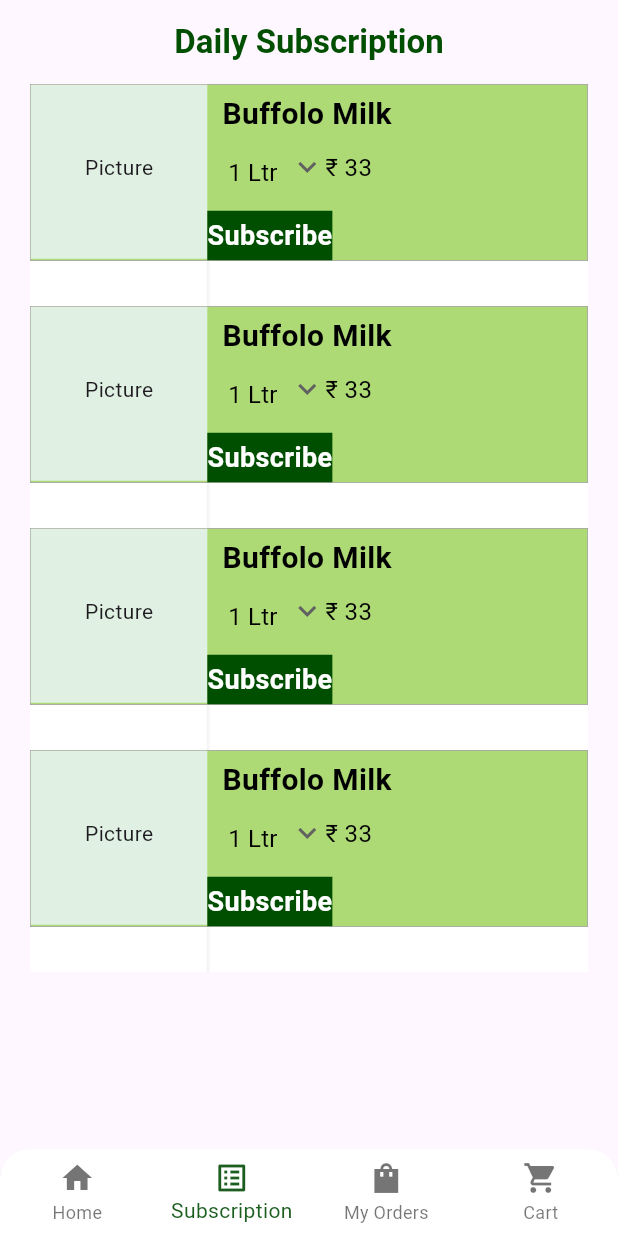
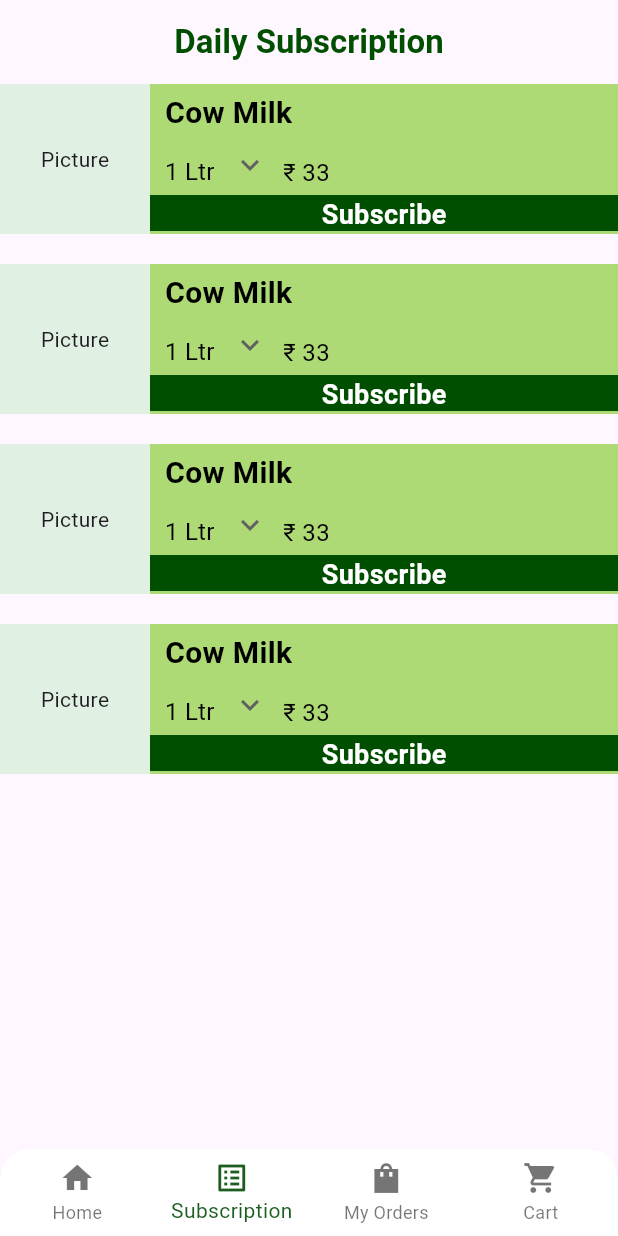
Before and after one commit to NigilDharsan/VilFresh, a Flutter app: the Bottom_Navigation_Bar screen opened directly, item 2 of the bottom bar chosen, on a phone screen of 412 x 824 dp. Run offline on Flutter 3.47's test engine with Material 3 defaults, Android fonts, the phone set to English and light mode, and no system bars; our stand-ins replace carousel_slider, dio, flutter_dash, flutter_easyloading, flutter_riverpod, flutter_secure_storage and 9 more; accounts and stored records are empty; network calls fail; Roboto replaces fonts that are missing (Montserrat); project files that could hold a hidden picture were left out.

Commit message:
Committing daily subscription screen Bug

```diff
--- a/lib/Common_Widgets/Bottom_Navigation_Bar.dart
+++ b/lib/Common_Widgets/Bottom_Navigation_Bar.dart
@@ -15,7 +15,7 @@ class Bottom_Navigation_Bar extends StatefulWidget {
 class _Bottom_Navigation_BarState extends State<Bottom_Navigation_Bar> {
   final pages = [
     Home_Screen(),
-    Daily_Subscription_Screen2(),
+    Subscription_Details(ltrValue: '1', ltrOptions: ["2"],),
     My_Order_Screen(isMore: false,),
     CheckOut_Screen(),
   ];
--- a/lib/Home Screen/Daily_Subscription_Screen.dart
+++ b/lib/Home Screen/Daily_Subscription_Screen.dart
@@ -1,4 +1,6 @@
+import 'package:flutter/cupertino.dart';
 import 'package:flutter/material.dart';
+import 'package:flutter/widgets.dart';
 import 'package:flutter_riverpod/flutter_riverpod.dart';
 import 'package:vilfresh/Src/Subscription_Detail_Ui/Subscription_Detail_Screen.dart';
 import 'package:vilfresh/utilits/ApiService.dart';
@@ -6,204 +8,136 @@ import 'package:vilfresh/utilits/Common_Colors.dart';
 import 'package:vilfresh/utilits/Text_Style.dart';
 
 
-
-
-class Daily_Subscription_Screen2 extends ConsumerStatefulWidget {
-  const Daily_Subscription_Screen2({super.key});
+class Subscription_Details extends StatefulWidget {
+  final String? ltrValue;
+  final List<String> ltrOptions;
+  const Subscription_Details({Key? key, required this.ltrValue, required this.ltrOptions}) : super(key: key);
 
   @override
-  ConsumerState<Daily_Subscription_Screen2> createState() =>
-      _Daily_Subscription_ScreenState();
+  State<Subscription_Details> createState() => _Subscription_DetailsState();
 }
 
-class _Daily_Subscription_ScreenState
-    extends ConsumerState<Daily_Subscription_Screen2> {
-  String? LtrValue = "1 Ltr";
-  List<String> LtrOption = [
+class _Subscription_DetailsState extends State<Subscription_Details> {
+  String? ltrValue = "1 Ltr";
+  List<String> ltrOptions = [
     "1 Ltr",
-    // "2 Ltr",
-    // "3 Ltr",
-    // "4 Ltr",
-    // "5 Ltr",
-  ]; // Initial weights for each item
-
-
+  ];
 
   @override
   Widget build(BuildContext context) {
-    final _categoriesData = ref.watch(CategoriesProvider("1"));
-
     return Scaffold(
         appBar: AppBar(
           automaticallyImplyLeading: false,
-        // leading: Icon(Icons.arrow_back_ios_new_outlined,color: Colors.green.shade900,),
           title: Text(
             "Daily Subscription",
-          style: TextStyle(
-              fontWeight: FontWeight.w700, fontSize: 22, color: green2),
+            style: TextStyle(fontWeight: FontWeight.w700, fontSize: 22, color: green2),
           ),
           centerTitle: true,
         ),
-      body: SingleChildScrollView(
-        child: Padding(
-            padding: const EdgeInsets.only(left: 20, right: 20),
-            child:  SubscriptionList(),
-            ),
-      ),
-    );
-  }
-
-  Widget SubscriptionList(){
-    return  ListView.builder(
+        body: ListView.builder(
+          itemCount:  4,
           shrinkWrap: true,
           scrollDirection: Axis.vertical,
-        physics: const NeverScrollableScrollPhysics(),
-        itemCount: 4,
-        //itemCount: data?.data?.length ?? 0,
-        itemBuilder: (context, index) {
-          // final isLastItem = index == ((data?.data?.length ?? 0) - 1);
-          return Column(
-            children: [
-              Container(
-                // height: 140,
+          // physics: const NeverScrollableScrollPhysics(),
+          itemBuilder: (BuildContext context, int index){
+            return Container(
+              margin: EdgeInsets.only(bottom: 20),
               width: MediaQuery.sizeOf(context).width,
-                decoration: BoxDecoration(
-                    color: green3,
-                    border: Border.all(width: 0.5, color: Colors.grey)),
-                child: Expanded(
-                  child: Row(
+              child: Column(
                 mainAxisAlignment: MainAxisAlignment.start,
                 crossAxisAlignment: CrossAxisAlignment.start,
                 children: [
                   Container(
+                    width: MediaQuery.sizeOf(context).width,
+                    color: green3,
+                    child: Row(
+                      crossAxisAlignment: CrossAxisAlignment.start,
+                      children: [
+                        Container(
+                          height: 100,
+                          width: 100,
                           color: backGround1,
-                        width: MediaQuery.sizeOf(context).width / 3.5,
-                        child: Padding(
-                          padding: const EdgeInsets.only(
-                            top: 45,
-                            bottom: 51,
-                          ),
                           child: Center(child: Text('Picture')),
                         ),
-                      ),
-                      Column(
+                        Expanded(
+                          child: Column(
                             mainAxisAlignment: MainAxisAlignment.start,
                             crossAxisAlignment: CrossAxisAlignment.start,
                             children: [
                               Padding(
-                            padding:
-                            const EdgeInsets.only(left: 10, top: 5),
-                            child: Text( "Buffolo Milk",
-                              //data?.data?[index].item ?? "",
+                                padding: const EdgeInsets.only(left: 10, top: 5),
+                                child: Text(
+                                  "Cow Milk",
                                   style: SubT,
                                 ),
                               ),
+
                               Padding(
-                            padding: const EdgeInsets.only(
-                                left: 10, bottom: 8),
+                                padding: const EdgeInsets.only(left: 10),
                                 child: Row(
-                              mainAxisAlignment:
-                              MainAxisAlignment.start,
-                              crossAxisAlignment:
-                              CrossAxisAlignment.start,
                                   children: [
                                     Container(
-                                  height: 42,
-                                  width:
-                                  MediaQuery.sizeOf(context).width /
-                                      6,
-                                  child:
-                                  DropdownButtonFormField<String>(
-                                    value: LtrValue,
+                                      height: 40,
+                                      width: MediaQuery.of(context).size.width / 6,
+                                      child: DropdownButtonFormField<String>(
+                                        value: ltrValue,
                                         onTap: () {
-                                      //CategoriesId = data?.data?[index].itemID ??
-                                      "";
+                                          // Handle onTap event
                                           print("CLICKED");
                                         },
-                                    isExpanded: true,
+                                        isExpanded: false,
                                         decoration: InputDecoration(
                                           border: InputBorder.none,
                                           hintText: "1 Ltr",
                                           helperStyle: SubT2,
                                         ),
-                                    icon: Icon(
-                                      Icons.keyboard_arrow_down_sharp,
-                                    ),
-                                    items:
-                                    LtrOption?.map((String option) {
+                                        icon: Icon(Icons.keyboard_arrow_down_sharp),
+                                        items: ltrOptions.map((String option) {
                                           return DropdownMenuItem<String>(
                                             value: option,
                                             child: Center(
                                               child: Text(
                                                 option,
                                                 style: SubT2,
-                                            )),
+                                              ),
+                                            ),
                                           );
                                         }).toList(),
                                         onChanged: (String? newValue) {
-                                      setState(() {
-                                        LtrValue = newValue;
-                                      });
+                                          // Handle onChanged event
+                                          // setState(() {
+                                          //   ltrValue = newValue;
+                                          // });
                                         },
                                       ),
                                     ),
                                     Padding(
-                                  padding:
-                                  const EdgeInsets.only(top: 10),
-                                  child: Text( "₹ 33",
-                                    //"₹ ${data?.data?[index].actualPrice ?? ""}",
+                                      padding: const EdgeInsets.only(top: 10, left: 10),
+                                      child: Text(
+                                        "₹ 33",
                                         style: SubT2,
                                       ),
-                                )
+                                    ),
                                   ],
                                 ),
                               ),
-                          InkWell(
-                            onTap: () {
-                              Navigator.push(
-                                  context,
-                                  MaterialPageRoute(
-                                      builder: (context) =>
-                                          Subscription_Detail_Screen()));
-                            },
-                            child: Container(
+
+                              Container(
+                                height: 24,
                                 color: green2,
-                              child: Padding(
-                                padding: const EdgeInsets.only(
-                                    top: 3.5, bottom: 3.5),
-                                child: Center(
-                                    child: Text(
-                                      'Subscribe',
-                                      style: SubT3,
-                                    )),
+                                child: Center(child: Text("Subscribe",style: SubT3,)),
                               ),
-                            ),
-                          ),
-                        ],
-                      )
-                    ],
-                  ),
-                ),
-              ),
-              //isLastItem ? Container() :
-              Container(
-                height: 30,
-                color: Colors.white,
-                child: Row(
-                  children: [
-                    SizedBox(
-                      width: MediaQuery.sizeOf(context).width / 3.5,
-                    ),
-                    Container(
-                      height: 50,
-                      width: 2,
-                      color: Color.fromARGB(255, 245, 245, 245),
-                    )
                             ],
                           ),
                         ),
                       ],
+                    ),
+                  ),
+                ],
+              ),
             );
-        });
+          }
+          )
+    );
   }
 }
```
Lines whose indentation alone changed are shown as unchanged.
